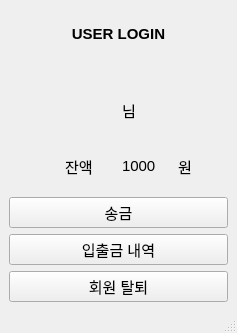
The window that form/userwindow.ui (hyeon-h/QBanker-System) describes before a commit, drawn with Qt 5.
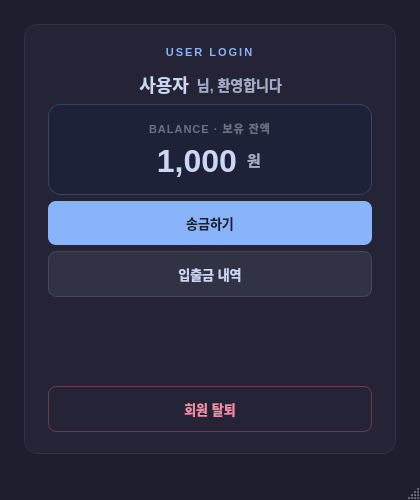
The same window after the commit.

What changed in the file:
```diff
--- a/form/userwindow.ui
+++ b/form/userwindow.ui
@@ -6,143 +6,300 @@
    <rect>
     <x>0</x>
     <y>0</y>
-    <width>237</width>
-    <height>333</height>
+    <width>420</width>
+    <height>500</height>
    </rect>
   </property>
+  <property name="minimumSize">
+   <size>
+    <width>360</width>
+    <height>460</height>
+   </size>
+  </property>
   <property name="windowTitle">
-   <string>MainWindow</string>
+   <string>QBankerSystem - My Account</string>
+  </property>
+  <property name="styleSheet">
+   <string notr="true">
+QMainWindow, QWidget#centralwidget {
+    background-color: #1e1e2e;
+}
+QWidget {
+    color: #cdd6f4;
+    font-family: &quot;Segoe UI&quot;, &quot;Malgun Gothic&quot;, sans-serif;
+    font-size: 13px;
+}
+QWidget#card {
+    background-color: #242436;
+    border: 1px solid #313244;
+    border-radius: 14px;
+}
+QWidget#balanceCard {
+    background-color: #1e2238;
+    border: 1px solid #3b4268;
+    border-radius: 12px;
+}
+QLabel {
+    color: #a6adc8;
+    font-weight: 500;
+    background: transparent;
+}
+QLabel#label {
+    color: #89b4fa;
+    font-size: 11px;
+    font-weight: 700;
+    letter-spacing: 2px;
+    background: transparent;
+}
+QLabel#greetingLabel {
+    color: #cdd6f4;
+    font-size: 18px;
+    font-weight: 700;
+    background: transparent;
+}
+QLabel#label_4 {
+    color: #6c7086;
+    font-size: 11px;
+    font-weight: 500;
+    letter-spacing: 1px;
+    background: transparent;
+}
+QLabel#label_5 {
+    color: #cdd6f4;
+    font-size: 32px;
+    font-weight: 800;
+    background: transparent;
+}
+QLabel#label_6 {
+    color: #a6adc8;
+    font-size: 15px;
+    font-weight: 600;
+    background: transparent;
+    padding-bottom: 4px;
+}
+QLabel#label_2, QLabel#label_3 {
+    background: transparent;
+}
+QPushButton {
+    background-color: #313244;
+    color: #cdd6f4;
+    border: 1px solid #45475a;
+    border-radius: 8px;
+    padding: 11px 16px;
+    font-weight: 600;
+    font-size: 13px;
+    min-height: 22px;
+}
+QPushButton:hover {
+    background-color: #45475a;
+    border: 1px solid #89b4fa;
+}
+QPushButton:pressed {
+    background-color: #585b70;
+}
+QPushButton#pushButton {
+    background-color: #89b4fa;
+    color: #1e1e2e;
+    border: none;
+}
+QPushButton#pushButton:hover {
+    background-color: #a5c4fb;
+}
+QPushButton#pushButton:pressed {
+    background-color: #74a0e8;
+}
+QPushButton#pushButton_3 {
+    background-color: transparent;
+    color: #f38ba8;
+    border: 1px solid #6e3a46;
+    font-weight: 500;
+}
+QPushButton#pushButton_3:hover {
+    background-color: #3a2430;
+    border: 1px solid #f38ba8;
+    color: #f5c2e7;
+}
+QPushButton#pushButton_3:pressed {
+    background-color: #4a2a38;
+}
+   </string>
   </property>
   <widget class="QWidget" name="centralwidget">
    <layout class="QVBoxLayout" name="verticalLayout">
+    <property name="leftMargin"><number>24</number></property>
+    <property name="topMargin"><number>24</number></property>
+    <property name="rightMargin"><number>24</number></property>
+    <property name="bottomMargin"><number>24</number></property>
     <item>
-     <layout class="QGridLayout" name="gridLayout">
-      <item row="3" column="1">
-       <widget class="QLabel" name="label_4">
-        <property name="font">
-         <font>
-          <pointsize>11</pointsize>
-         </font>
-        </property>
-        <property name="text">
-         <string>잔액</string>
-        </property>
-       </widget>
-      </item>
-      <item row="2" column="1">
-       <widget class="QLabel" name="label_2">
-        <property name="font">
-         <font>
-          <pointsize>11</pointsize>
-         </font>
-        </property>
-        <property name="text">
-         <string/>
-        </property>
-       </widget>
-      </item>
-      <item row="3" column="2">
-       <widget class="QLabel" name="label_5">
-        <property name="font">
-         <font>
-          <pointsize>11</pointsize>
-         </font>
-        </property>
-        <property name="text">
-         <string>1000</string>
-        </property>
-       </widget>
-      </item>
-      <item row="4" column="0" colspan="4">
-       <widget class="QPushButton" name="pushButton">
-        <property name="font">
-         <font>
-          <pointsize>11</pointsize>
-         </font>
-        </property>
-        <property name="text">
-         <string>송금</string>
-        </property>
-       </widget>
-      </item>
-      <item row="5" column="0" colspan="4">
-       <widget class="QPushButton" name="pushButton_2">
-        <property name="font">
-         <font>
-          <pointsize>11</pointsize>
-         </font>
-        </property>
-        <property name="text">
-         <string>입출금 내역</string>
-        </property>
-       </widget>
-      </item>
-      <item row="6" column="0" colspan="4">
-       <widget class="QPushButton" name="pushButton_3">
-        <property name="font">
-         <font>
-          <pointsize>11</pointsize>
-         </font>
-        </property>
-        <property name="text">
-         <string>회원 탈퇴</string>
-        </property>
-       </widget>
-      </item>
-      <item row="1" column="0" colspan="4">
-       <spacer name="horizontalSpacer">
-        <property name="orientation">
-         <enum>Qt::Orientation::Horizontal</enum>
-        </property>
-        <property name="sizeHint" stdset="0">
-         <size>
-          <width>40</width>
-          <height>20</height>
-         </size>
-        </property>
-       </spacer>
-      </item>
-      <item row="0" column="0" colspan="4">
-       <widget class="QLabel" name="label">
-        <property name="font">
-         <font>
-          <pointsize>11</pointsize>
-          <bold>true</bold>
-         </font>
-        </property>
-        <property name="text">
-         <string>USER LOGIN</string>
-        </property>
-        <property name="alignment">
-         <set>Qt::AlignmentFlag::AlignCenter</set>
-        </property>
-       </widget>
-      </item>
-      <item row="2" column="2">
-       <widget class="QLabel" name="label_3">
-        <property name="font">
-         <font>
-          <pointsize>11</pointsize>
-         </font>
-        </property>
-        <property name="text">
-         <string>님</string>
-        </property>
-       </widget>
-      </item>
-      <item row="3" column="3">
-       <widget class="QLabel" name="label_6">
-        <property name="font">
-         <font>
-          <pointsize>11</pointsize>
-         </font>
-        </property>
-        <property name="text">
-         <string>원</string>
-        </property>
-       </widget>
-      </item>
-     </layout>
+     <widget class="QWidget" name="card" native="true">
+      <layout class="QVBoxLayout" name="cardLayout">
+       <property name="leftMargin"><number>24</number></property>
+       <property name="topMargin"><number>22</number></property>
+       <property name="rightMargin"><number>24</number></property>
+       <property name="bottomMargin"><number>22</number></property>
+       <property name="spacing"><number>18</number></property>
+       <item>
+        <layout class="QGridLayout" name="gridLayout">
+         <property name="horizontalSpacing"><number>4</number></property>
+         <property name="verticalSpacing"><number>6</number></property>
+         <item row="0" column="0" colspan="4">
+          <widget class="QLabel" name="label">
+           <property name="text"><string>USER LOGIN</string></property>
+           <property name="alignment">
+            <set>Qt::AlignmentFlag::AlignCenter</set>
+           </property>
+          </widget>
+         </item>
+         <item row="1" column="0" colspan="4">
+          <spacer name="horizontalSpacer">
+           <property name="orientation">
+            <enum>Qt::Orientation::Vertical</enum>
+           </property>
+           <property name="sizeHint" stdset="0">
+            <size><width>20</width><height>6</height></size>
+           </property>
+          </spacer>
+         </item>
+         <item row="2" column="0">
+          <spacer name="greetingLeftSpacer">
+           <property name="orientation">
+            <enum>Qt::Orientation::Horizontal</enum>
+           </property>
+           <property name="sizeHint" stdset="0">
+            <size><width>10</width><height>20</height></size>
+           </property>
+          </spacer>
+         </item>
+         <item row="2" column="1">
+          <widget class="QLabel" name="label_2">
+           <property name="text"><string>사용자</string></property>
+           <property name="alignment">
+            <set>Qt::AlignmentFlag::AlignRight|Qt::AlignmentFlag::AlignVCenter</set>
+           </property>
+           <property name="styleSheet">
+            <string notr="true">QLabel#label_2 { color: #cdd6f4; font-size: 18px; font-weight: 700; background: transparent; }</string>
+           </property>
+          </widget>
+         </item>
+         <item row="2" column="2">
+          <widget class="QLabel" name="label_3">
+           <property name="text"><string> 님, 환영합니다</string></property>
+           <property name="alignment">
+            <set>Qt::AlignmentFlag::AlignLeft|Qt::AlignmentFlag::AlignVCenter</set>
+           </property>
+           <property name="styleSheet">
+            <string notr="true">QLabel#label_3 { color: #a6adc8; font-size: 14px; font-weight: 500; background: transparent; }</string>
+           </property>
+          </widget>
+         </item>
+         <item row="2" column="3">
+          <spacer name="greetingRightSpacer">
+           <property name="orientation">
+            <enum>Qt::Orientation::Horizontal</enum>
+           </property>
+           <property name="sizeHint" stdset="0">
+            <size><width>10</width><height>20</height></size>
+           </property>
+          </spacer>
+         </item>
+         <item row="3" column="0" colspan="4">
+          <widget class="QWidget" name="balanceCard" native="true">
+           <layout class="QVBoxLayout" name="balanceCardLayout">
+            <property name="leftMargin"><number>20</number></property>
+            <property name="topMargin"><number>16</number></property>
+            <property name="rightMargin"><number>20</number></property>
+            <property name="bottomMargin"><number>16</number></property>
+            <property name="spacing"><number>6</number></property>
+            <item>
+             <widget class="QLabel" name="label_4">
+              <property name="text"><string>BALANCE · 보유 잔액</string></property>
+              <property name="alignment">
+               <set>Qt::AlignmentFlag::AlignCenter</set>
+              </property>
+             </widget>
+            </item>
+            <item>
+             <layout class="QHBoxLayout" name="balanceAmountLayout">
+              <property name="spacing"><number>6</number></property>
+              <item>
+               <spacer name="balanceLeftSpacer">
+                <property name="orientation">
+                 <enum>Qt::Orientation::Horizontal</enum>
+                </property>
+                <property name="sizeHint" stdset="0">
+                 <size><width>10</width><height>20</height></size>
+                </property>
+               </spacer>
+              </item>
+              <item>
+               <widget class="QLabel" name="label_5">
+                <property name="text"><string>1,000</string></property>
+                <property name="alignment">
+                 <set>Qt::AlignmentFlag::AlignRight|Qt::AlignmentFlag::AlignBottom</set>
+                </property>
+               </widget>
+              </item>
+              <item>
+               <widget class="QLabel" name="label_6">
+                <property name="text"><string>원</string></property>
+                <property name="alignment">
+                 <set>Qt::AlignmentFlag::AlignLeft|Qt::AlignmentFlag::AlignBottom</set>
+                </property>
+               </widget>
+              </item>
+              <item>
+               <spacer name="balanceRightSpacer">
+                <property name="orientation">
+                 <enum>Qt::Orientation::Horizontal</enum>
+                </property>
+                <property name="sizeHint" stdset="0">
+                 <size><width>10</width><height>20</height></size>
+                </property>
+               </spacer>
+              </item>
+             </layout>
+            </item>
+           </layout>
+          </widget>
+         </item>
+         <item row="4" column="0" colspan="4">
+          <widget class="QPushButton" name="pushButton">
+           <property name="text"><string>송금하기</string></property>
+           <property name="cursor">
+            <cursorShape>PointingHandCursor</cursorShape>
+           </property>
+          </widget>
+         </item>
+         <item row="5" column="0" colspan="4">
+          <widget class="QPushButton" name="pushButton_2">
+           <property name="text"><string>입출금 내역</string></property>
+           <property name="cursor">
+            <cursorShape>PointingHandCursor</cursorShape>
+           </property>
+          </widget>
+         </item>
+        </layout>
+       </item>
+       <item>
+        <spacer name="verticalSpacer">
+         <property name="orientation">
+          <enum>Qt::Orientation::Vertical</enum>
+         </property>
+         <property name="sizeHint" stdset="0">
+          <size><width>20</width><height>20</height></size>
+         </property>
+        </spacer>
+       </item>
+       <item>
+        <widget class="QPushButton" name="pushButton_3">
+         <property name="text"><string>회원 탈퇴</string></property>
+         <property name="cursor">
+          <cursorShape>PointingHandCursor</cursorShape>
+         </property>
+        </widget>
+       </item>
+      </layout>
+     </widget>
     </item>
    </layout>
   </widget>
```
Left out of the diff: 7 changed lines with no effect on the pictures.
